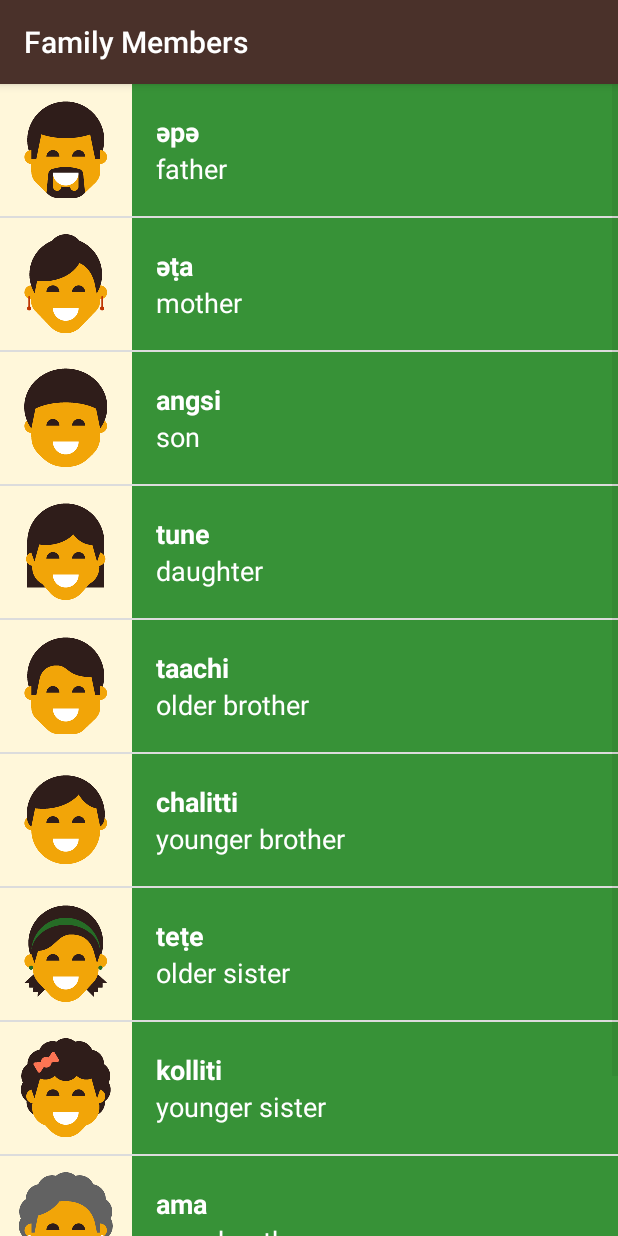
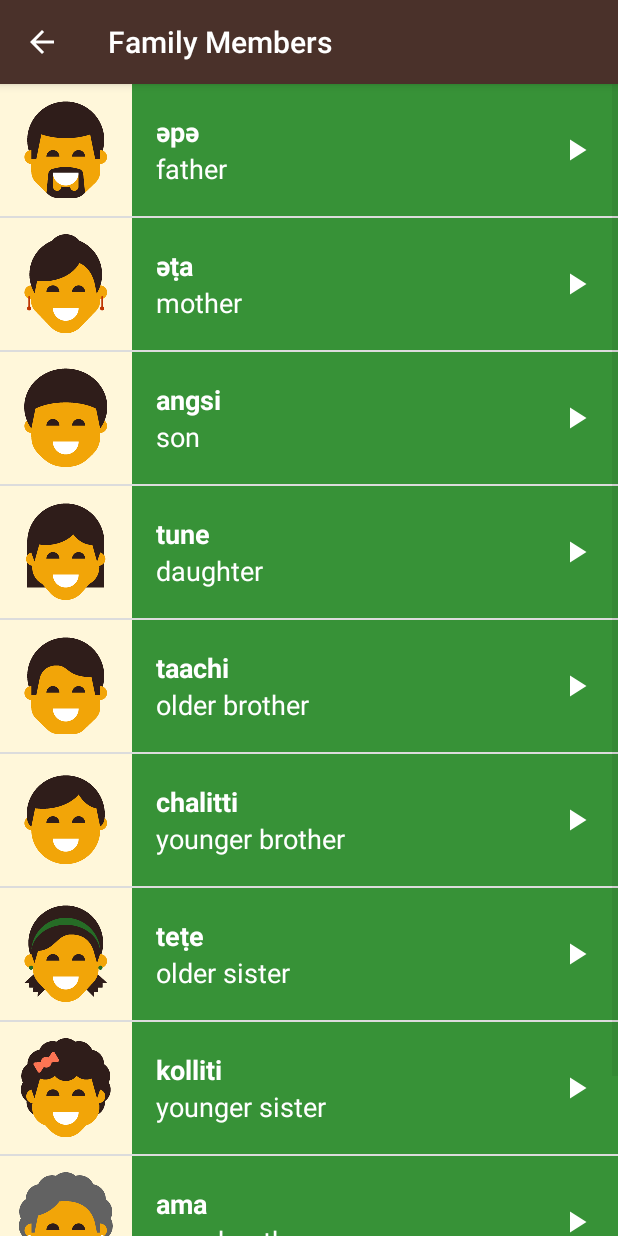
Before and after one commit to leonidaas/kotlinWordAdapter, an Android app: the FamilyActivity screen opened directly, with no data from a screen before it, on a phone screen of 412 x 824 dp. Run offline under Robolectric (Android 15) with nearby library versions, the light colour scheme and no system bars.

Commit message:
added UP button

```diff
--- a/app/src/main/java/com/example/android/miwok/MediaPlayerActivity.kt
+++ b/app/src/main/java/com/example/android/miwok/MediaPlayerActivity.kt
@@ -15,7 +15,7 @@ open class MediaPlayerActivity : AppCompatActivity() {
 
     var audioManager: AudioManager? = null
 
-    var audioFocusChangeListener = AudioManager.OnAudioFocusChangeListener() {
+    var audioFocusChangeListener = AudioManager.OnAudioFocusChangeListener {
 
          @Override
          fun onAudioFocusChange(focusChange: Int) {
--- a/app/src/main/java/com/example/android/miwok/WordAdapter.kt
+++ b/app/src/main/java/com/example/android/miwok/WordAdapter.kt
@@ -27,7 +27,7 @@ class WordAdapter (context: Activity, words: ArrayList<Word>, val colorBackgroun
             listItemView = LayoutInflater.from(context).inflate(R.layout.list_item, parent, false )
         }
 
-        var text_container = listItemView?.findViewById(R.id.text_container) as LinearLayout
+        var text_container = listItemView?.findViewById(R.id.text_container) as RelativeLayout
         val color: Int = ContextCompat.getColor(context, colorBackground)
         text_container.setBackgroundColor(color)
 
--- a/app/src/main/res/layout/list_item.xml
+++ b/app/src/main/res/layout/list_item.xml
@@ -1,8 +1,8 @@
 <?xml version="1.0" encoding="utf-8"?>
-<LinearLayout xmlns:android="http://schemas.android.com/apk/res/android"
+<RelativeLayout xmlns:android="http://schemas.android.com/apk/res/android"
     xmlns:tools="http://schemas.android.com/tools"
     android:layout_width="match_parent"
-    android:layout_height="match_parent"
+    android:layout_height="@dimen/list_item_height"
     android:orientation="horizontal"
     android:minHeight="@dimen/list_item_height"
     xmlns:app="http://schemas.android.com/apk/res-auto"
@@ -13,18 +13,21 @@
         android:layout_width="@dimen/list_item_height"
         android:layout_height="@dimen/list_item_height" />
 
-    <LinearLayout
+    <RelativeLayout
         android:id="@+id/text_container"
         android:orientation="vertical"
         android:layout_width="match_parent"
         android:layout_height="@dimen/list_item_height"
+        android:layout_alignParentBottom="true"
+        android:layout_alignParentRight="true"
+        android:layout_alignParentTop="true"
+        android:layout_toRightOf="@+id/image"
         android:paddingLeft="16dp">
 
         <TextView
             android:id="@+id/miwok_text_view"
             android:layout_width="match_parent"
-            android:layout_height="0dp"
-            android:layout_weight="1"
+            android:layout_height="44dp"
             tools:text="lutti"
             android:gravity="bottom"
             android:textAppearance="?android:textAppearanceMedium"
@@ -34,13 +37,22 @@
         <TextView
             android:id="@+id/default_text_view"
             android:layout_width="match_parent"
-            android:layout_height="0dp"
-            android:layout_weight="1"
+            android:layout_height="44dp"
             tools:text="one"
+            android:layout_below="@id/miwok_text_view"
             android:gravity="top"
             android:textAppearance="?android:textAppearanceMedium"
             android:textColor="@android:color/white"/>
-    </LinearLayout>
 
 
-</LinearLayout>
+        <ImageView
+            android:layout_width="24dp"
+            android:layout_height="24dp"
+            android:layout_alignParentRight="true"
+            android:layout_centerVertical="true"
+            android:layout_marginRight="16dp"
+            android:src="@drawable/ic_play_arrow_white_24dp"/>
+    </RelativeLayout>
+
+
+</RelativeLayout>
--- a/app/src/main/res/layout/word_list.xml
+++ b/app/src/main/res/layout/word_list.xml
@@ -5,7 +5,8 @@
     android:layout_width="match_parent"
     android:layout_height="match_parent"
     android:id="@+id/list"
-
+    android:orientation="vertical"
+    android:drawSelectorOnTop="true"
     tools:context="com.example.android.miwok.PhrasesActivity">
 
 </ListView>
```
Also changed, not shown: app/src/main/AndroidManifest.xml (+13 -4 lines), app/src/main/java/com/example/android/miwok/ColorsActivity.kt (+13 -1 lines), app/src/main/java/com/example/android/miwok/FamilyActivity.kt (+13 -0 lines), app/src/main/java/com/example/android/miwok/NumbersActivity.kt (+11 -5 lines), app/src/main/java/com/example/android/miwok/PhrasesActivity.kt (+14 -0 lines), app/src/main/res/layout/activity_main.xml (+31 -4 lines), app/src/main/res/drawable-hdpi/ic_play_arrow_white_24dp.png (added), app/src/main/res/drawable-mdpi/ic_play_arrow_white_24dp.png (added), app/src/main/res/drawable-xhdpi/ic_play_arrow_white_24dp.png (added), app/src/main/res/drawable-xxhdpi/ic_play_arrow_white_24dp.png (added), app/src/main/res/drawable-xxxhdpi/ic_play_arrow_white_24dp.png (added).
